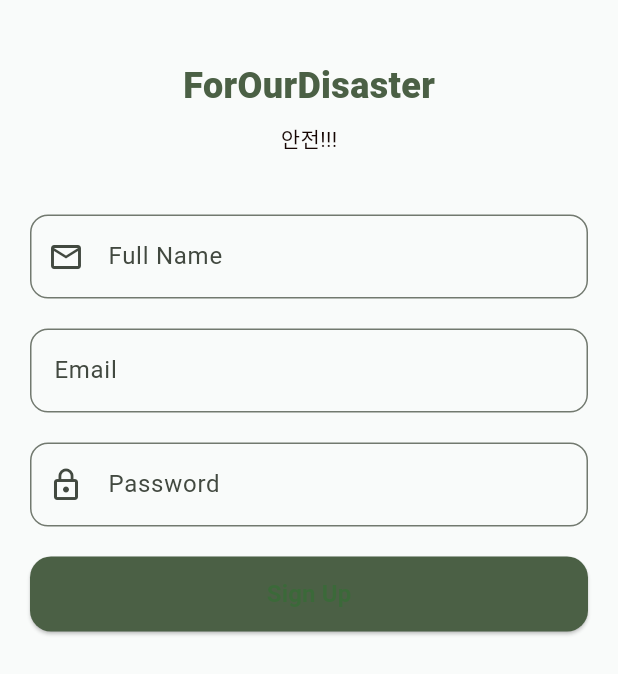
After one commit to binseoyun/ForOurDisaster, a Flutter app: the SignupScreen screen opened by its route, on a phone screen of 412 x 824 dp. The commit adds this screen. Shown: the top 674 px of the screen. Run offline on Flutter 3.47's test engine with Material 3 defaults, Android fonts, the phone set to English and light mode, and no system bars; our stand-ins replace firebase_core; accounts and stored records are empty; Roboto replaces fonts that are missing (Pretendard).

Commit message:
signup, main

```diff
--- a/lib/screens/mypage_screen.dart
+++ b/lib/screens/mypage_screen.dart
@@ -3,11 +3,11 @@ import 'package:flutter/material.dart';
 import 'package:url_launcher/url_launcher.dart';
 
 void main() {
-  runApp(const EmergencyApp());
+  runApp(const MypageScreen());
 }
 
 class MypageScreen extends StatelessWidget {
-  const EmergencyApp({super.key});
+  const MypageScreen({super.key});
 
   @override
   Widget build(BuildContext context) {
@@ -64,25 +64,35 @@ class EmergencyHomePage extends StatelessWidget {
     return Scaffold(
       appBar: AppBar(
         title: const Text("빈서윤"),
-        actions: const [Padding(padding: EdgeInsets.all(12), child: Icon(Icons.settings))],
+        actions: const [
+          Padding(padding: EdgeInsets.all(12), child: Icon(Icons.settings)),
+        ],
       ),
       body: SafeArea(
         child: ListView(
           padding: const EdgeInsets.all(20),
           children: [
-            const Text("비밀번호 수정", style: TextStyle(fontSize: 16, fontWeight: FontWeight.w600)),
+            const Text(
+              "비밀번호 수정",
+              style: TextStyle(fontSize: 16, fontWeight: FontWeight.w600),
+            ),
             const SizedBox(height: 8),
             TextField(
               keyboardType: TextInputType.phone,
               decoration: InputDecoration(
                 hintText: '010-0000-1111',
-                border: OutlineInputBorder(borderRadius: BorderRadius.circular(8)),
+                border: OutlineInputBorder(
+                  borderRadius: BorderRadius.circular(8),
+                ),
               ),
             ),
             const SizedBox(height: 24),
             Row(
               children: const [
-                Text("나의 긴급 연락처", style: TextStyle(fontSize: 16, fontWeight: FontWeight.w600)),
+                Text(
+                  "나의 긴급 연락처",
+                  style: TextStyle(fontSize: 16, fontWeight: FontWeight.w600),
+                ),
                 SizedBox(width: 6),
                 Icon(Icons.person_add_alt_1_outlined, size: 20),
               ],
@@ -92,7 +102,9 @@ class EmergencyHomePage extends StatelessWidget {
               keyboardType: TextInputType.phone,
               decoration: InputDecoration(
                 hintText: '010-0000-1111',
-                border: OutlineInputBorder(borderRadius: BorderRadius.circular(8)),
+                border: OutlineInputBorder(
+                  borderRadius: BorderRadius.circular(8),
+                ),
               ),
             ),
             const SizedBox(height: 32),
@@ -132,12 +144,18 @@ class EmergencyHomePage extends StatelessWidget {
               ],
             ),
             const SizedBox(height: 36),
-            const Text("나의 긴급 전화", style: TextStyle(fontSize: 18, fontWeight: FontWeight.bold)),
+            const Text(
+              "나의 긴급 전화",
+              style: TextStyle(fontSize: 18, fontWeight: FontWeight.bold),
+            ),
             const SizedBox(height: 12),
             GestureDetector(
               onTap: () => _call("01000001111"),
               child: Container(
-                padding: const EdgeInsets.symmetric(horizontal: 16, vertical: 16),
+                padding: const EdgeInsets.symmetric(
+                  horizontal: 16,
+                  vertical: 16,
+                ),
                 decoration: BoxDecoration(
                   border: Border.all(color: Colors.black12),
                   borderRadius: BorderRadius.circular(12),
--- /dev/null
+++ b/lib/screens/signup_screen.dart
@@ -0,0 +1,127 @@
+import 'package:flutter/material.dart';
+
+class SignupScreen extends StatefulWidget {
+  const SignupScreen({super.key});
+
+  @override
+  State<SignupScreen> createState() => _SignupScreenState();
+}
+
+class _SignupScreenState extends State<SignupScreen> {
+  final _nameController = TextEditingController();
+  final _emailController = TextEditingController();
+  final _passwordController = TextEditingController();
+
+  @override
+  Widget build(BuildContext context) {
+    return Scaffold(
+      backgroundColor: const Color(0xFFF9FBFA),
+      body: SafeArea(
+        child: Padding(
+          padding: const EdgeInsets.symmetric(horizontal: 20.0),
+          child: Column(
+            crossAxisAlignment: CrossAxisAlignment.center,
+            children: [
+              const SizedBox(height: 40),
+
+              // Title
+              const Text(
+                'ForOurDisaster',
+                style: TextStyle(
+                  fontSize: 24,
+                  fontWeight: FontWeight.w800,
+                  color: Color(0xFF4B6045),
+                  fontFamily: 'Pretendard',
+                ),
+              ),
+
+              const SizedBox(height: 8),
+
+              //Subtitle
+              const Text(
+                '안전!!!',
+                style: TextStyle(
+                  fontSize: 14,
+                  color: Color(0xFF150502),
+                  fontFamily: 'Pretendard',
+                ),
+              ),
+
+              const SizedBox(height: 40),
+
+              //Full Name
+              TextField(
+                controller: _nameController,
+                decoration: InputDecoration(
+                  labelText: 'Full Name',
+                  hintText: '성함',
+                  prefixIcon: Icon(Icons.email_outlined),
+                  border: OutlineInputBorder(
+                    borderRadius: BorderRadius.circular(12),
+                  ),
+                ),
+              ),
+
+              const SizedBox(height: 20),
+
+              //Email
+              TextField(
+                controller: _emailController,
+                decoration: InputDecoration(
+                  labelText: 'Email',
+                  hintText: '이메일',
+                  border: OutlineInputBorder(
+                    borderRadius: BorderRadius.circular(12),
+                  ),
+                ),
+              ),
+
+              const SizedBox(height: 20),
+
+              //Password
+              TextField(
+                controller: _passwordController,
+                obscureText: true,
+                decoration: InputDecoration(
+                  labelText: 'Password',
+                  hintText: '비밀번호',
+                  prefixIcon: Icon(Icons.lock_outline),
+                  border: OutlineInputBorder(
+                    borderRadius: BorderRadius.circular(12),
+                  ),
+                ),
+              ),
+
+              const SizedBox(height: 20),
+
+              //SIgnup Button
+              SizedBox(
+                width: double.infinity,
+                height: 50,
+                child: ElevatedButton(
+                  onPressed: () {
+                    //TODO: 회원가입 로직
+                  },
+                  style: ElevatedButton.styleFrom(
+                    backgroundColor: const Color(0xFF4B6045),
+                    shape: RoundedRectangleBorder(
+                      borderRadius: BorderRadius.circular(14),
+                    ),
+                  ),
+                  child: const Text(
+                    'Sign Up',
+                    style: TextStyle(
+                      fontWeight: FontWeight.w600,
+                      fontSize: 16,
+                      fontFamily: 'Pretendard',
+                    ),
+                  ),
+                ),
+              ),
+            ],
+          ),
+        ),
+      ),
+    );
+  }
+}
```
Also changed, not shown: lib/main.dart (+17 -109 lines), lib/screens/home_screen.dart (added, +15 -0 lines), lib/screens/login_screen.dart (added, +15 -0 lines), lib/screens/splash_screen.dart (added, +72 -0 lines), 8 other files.
